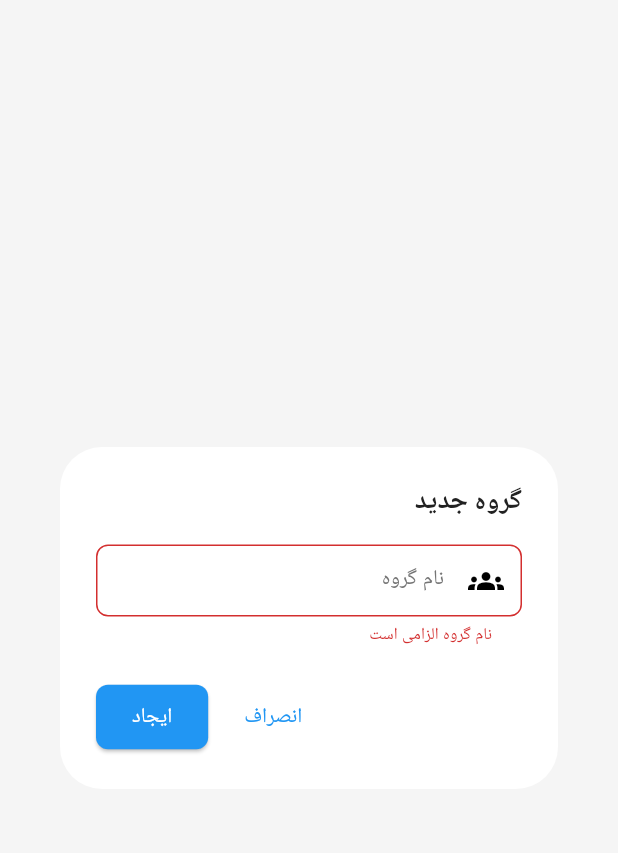
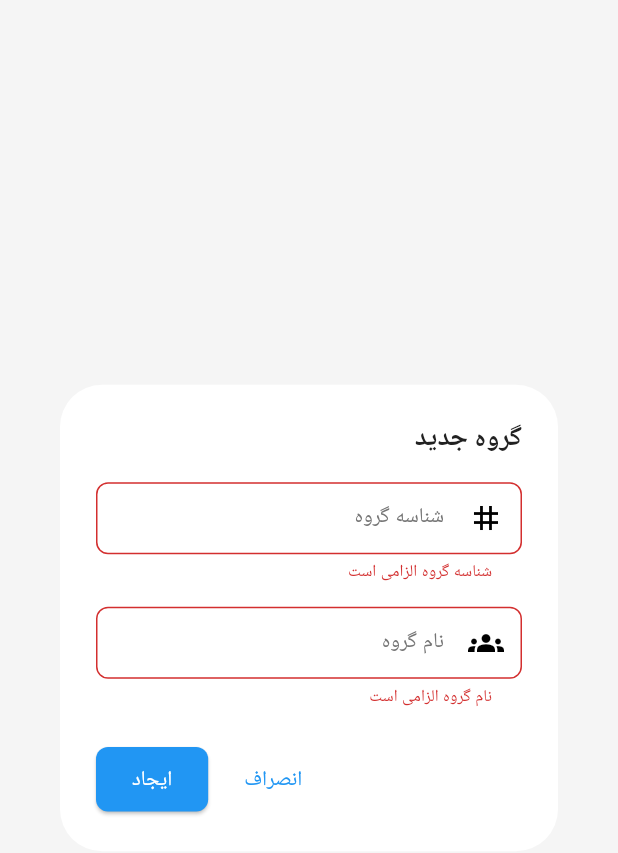
Before and after one commit to masood129/timesheet_admin_panel, a Flutter app: the GroupDialog widget shown alone on an empty page, opened directly, after a tap on "ایجاد", on a phone screen of 412 x 824 dp. Shown: the top 853 px of the screen. Run offline on Flutter 3.47's test engine with Material 3 defaults, Android fonts, the phone set to English and light mode, and no system bars; our stand-ins replace dio, fl_chart, get, get_storage, google_fonts, logger; accounts and stored records are empty; network calls fail.

Commit message:
Fix: Add required ID fields for group and project creation
- Added groupId parameter to GroupController.createGroup()
- Added id parameter to ProjectController.createProject()
- Updated group_dialog.dart to collect Group ID input
- Updated project_dialog.dart to collect Project ID input
- Fixed 400 Bad Request errors when creating groups/projects

```diff
--- a/lib/controllers/group_controller.dart
+++ b/lib/controllers/group_controller.dart
@@ -49,11 +49,13 @@ class GroupController extends GetxController {
   }
 
   Future<bool> createGroup({
+    required int groupId,
     required String groupName,
     int? managerId,
   }) async {
     try {
       await _apiService.createGroup({
+        'GroupId': groupId,
         'GroupName': groupName,
         if (managerId != null) 'ManagerId': managerId,
       });
--- a/lib/controllers/project_controller.dart
+++ b/lib/controllers/project_controller.dart
@@ -50,11 +50,13 @@ class ProjectController extends GetxController {
   }
 
   Future<bool> createProject({
+    required int id,
     required String projectName,
     required int securityLevel,
   }) async {
     try {
       await _apiService.createProject({
+        'Id': id,
         'ProjectName': projectName,
         'securityLevel': securityLevel,
       });
--- a/lib/views/widgets/group_dialog.dart
+++ b/lib/views/widgets/group_dialog.dart
@@ -14,11 +14,13 @@ class GroupDialog extends StatefulWidget {
 
 class _GroupDialogState extends State<GroupDialog> {
   final _formKey = GlobalKey<FormState>();
+  late TextEditingController _groupIdController;
   late TextEditingController _groupNameController;
 
   @override
   void initState() {
     super.initState();
+    _groupIdController = TextEditingController();
     _groupNameController = TextEditingController(
       text: widget.group?.groupName ?? '',
     );
@@ -26,6 +28,7 @@ class _GroupDialogState extends State<GroupDialog> {
 
   @override
   void dispose() {
+    _groupIdController.dispose();
     _groupNameController.dispose();
     super.dispose();
   }
@@ -38,6 +41,7 @@ class _GroupDialogState extends State<GroupDialog> {
       if (widget.group == null) {
         // Create new group
         success = await controller.createGroup(
+          groupId: int.parse(_groupIdController.text),
           groupName: _groupNameController.text,
         );
       } else {
@@ -67,6 +71,28 @@ class _GroupDialogState extends State<GroupDialog> {
           child: Column(
             mainAxisSize: MainAxisSize.min,
             children: [
+              // Group ID (only for new groups)
+              if (!isEdit)
+                TextFormField(
+                  controller: _groupIdController,
+                  decoration: const InputDecoration(
+                    labelText: 'شناسه گروه',
+                    prefixIcon: Icon(Icons.tag),
+                  ),
+                  keyboardType: TextInputType.number,
+                  validator: (value) {
+                    if (value == null || value.isEmpty) {
+                      return 'شناسه گروه الزامی است';
+                    }
+                    if (int.tryParse(value) == null) {
+                      return 'شناسه باید عدد باشد';
+                    }
+                    return null;
+                  },
+                ),
+
+              if (!isEdit) const SizedBox(height: 16),
+
               // Group Name
               TextFormField(
                 controller: _groupNameController,
```
Also changed, not shown: lib/views/widgets/project_dialog.dart (+26 -0 lines).
